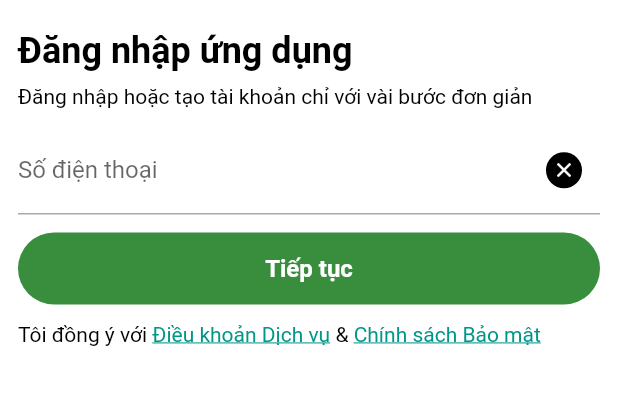
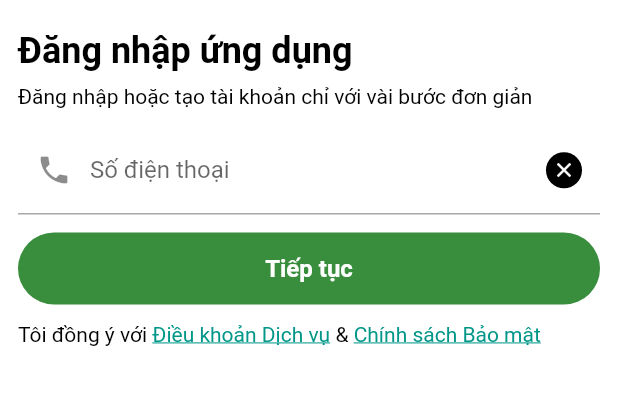
Before and after one commit to phucnguyen20798/food_delivery, a Flutter app: the screen it shows after launch, after a tap on "Đăng nhập", on a phone screen of 412 x 824 dp, the part 72-477 px from its top. Run offline on Flutter 3.47's test engine with Material 3 defaults, Android fonts, the phone set to English and light mode, and no system bars; our stand-ins replace bloc, easy_localization, equatable, firebase_auth, firebase_core, flutter_bloc and 3 more; accounts and stored records are empty.

Commit message:
change language in auth screen, signIn screen.

```diff
--- a/lib/business_logic/blocs/auth_bloc.dart
+++ b/lib/business_logic/blocs/auth_bloc.dart
@@ -4,10 +4,6 @@ import 'package:food_delivery/business_logic/states/auth_state.dart';
 
 class AuthBloc extends Bloc<AuthEvent, AuthState> {
   AuthBloc() : super(InitAuthState()) {
-    on(_onChangeLanguage);
-  }
 
-  void _onChangeLanguage(ChangeLanguageEvent event, Emitter<AuthState> emitter) {
-    emitter(ChangeLanguageState(event.locale));
   }
 }
--- a/lib/business_logic/blocs/signIn_bloc.dart
+++ b/lib/business_logic/blocs/signIn_bloc.dart
@@ -5,6 +5,9 @@ import '../events/signIn_event.dart';
 
 class SignInBloc extends Bloc<SignInEvent, SignInState> {
 
-  SignInBloc() : super(InitSignInState());
+  SignInBloc() : super(InitSignInState()) {
+
+  }
+
 
 }
--- a/lib/main.dart
+++ b/lib/main.dart
@@ -1,7 +1,5 @@
 import 'package:easy_localization/easy_localization.dart';
-import 'package:firebase_core/firebase_core.dart';
 import 'package:flutter/material.dart';
-import 'package:food_delivery/firebase_options.dart';
 import 'package:get_it/get_it.dart';
 import 'package:shared_preferences/shared_preferences.dart';
 
@@ -12,7 +10,6 @@ final getIt = GetIt.instance;
 Future<void> main() async {
   WidgetsFlutterBinding.ensureInitialized();
   await EasyLocalization.ensureInitialized();
-  Firebase.initializeApp(options: DefaultFirebaseOptions.currentPlatform);
   getIt.registerSingleton<SharedPreferences>(
       await SharedPreferences.getInstance());
   runApp(EasyLocalization(
--- a/lib/presentation/screens/auth/auth_view.dart
+++ b/lib/presentation/screens/auth/auth_view.dart
@@ -3,12 +3,8 @@ import 'package:flutter/gestures.dart';
 import 'package:flutter/material.dart';
 import 'package:flutter_bloc/flutter_bloc.dart';
 import 'package:food_delivery/business_logic/blocs/auth_bloc.dart';
-import 'package:food_delivery/business_logic/events/auth_event.dart';
 import 'package:food_delivery/business_logic/states/auth_state.dart';
-import 'package:food_delivery/main.dart';
-import 'package:food_delivery/presentation/utils/text_utils.dart';
 import 'package:food_delivery/presentation/widgets/components/general_button.dart';
-import 'package:shared_preferences/shared_preferences.dart';
 import 'package:smooth_page_indicator/smooth_page_indicator.dart';
 
 import '../../widgets/components/change_language.dart';
@@ -20,12 +16,6 @@ class AuthView extends StatelessWidget {
   Widget build(BuildContext context) {
     PageController pageController = PageController();
     return BlocBuilder<AuthBloc, AuthState>(builder: (context, state) {
-      if (state is ChangeLanguageState) {
-        EasyLocalization.of(context)?.setLocale(state.locale);
-        final prefs = getIt.get<SharedPreferences>();
-        prefs.setString(
-            'language', TextUtils.getLanguageFromLocale(state.locale));
-      }
       return Scaffold(
         backgroundColor: Colors.white,
         appBar: AppBar(
@@ -40,11 +30,7 @@ class AuthView extends StatelessWidget {
               fontWeight: FontWeight.bold,
             ),
           ),
-          actions: [
-            ChangeLanguage(onClick: (locale) {
-              context.read<AuthBloc>().add(ChangeLanguageEvent(locale));
-            })
-          ],
+          actions: const [ChangeLanguage()],
         ),
         body: Padding(
           padding: const EdgeInsets.symmetric(horizontal: 12.0),
--- a/lib/presentation/screens/signIn/signIn_view.dart
+++ b/lib/presentation/screens/signIn/signIn_view.dart
@@ -1,15 +1,23 @@
 import 'package:easy_localization/easy_localization.dart';
 import 'package:flutter/gestures.dart';
 import 'package:flutter/material.dart';
-import 'package:food_delivery/data/providers/food_delivery_api.dart';
+import 'package:flutter_bloc/flutter_bloc.dart';
+import 'package:food_delivery/business_logic/blocs/signIn_bloc.dart';
+import 'package:food_delivery/business_logic/states/signIn_state.dart';
 import 'package:food_delivery/presentation/widgets/components/change_language.dart';
 import 'package:food_delivery/presentation/widgets/components/general_button.dart';
 
-class SignInView extends StatelessWidget {
+class SignInView extends StatefulWidget {
   const SignInView({super.key});
 
   @override
+  State<SignInView> createState() => _SignInViewState();
+}
+
+class _SignInViewState extends State<SignInView> {
+  @override
   Widget build(BuildContext context) {
+    return BlocBuilder<SignInBloc, SignInState>(builder: (context, state) {
       return Scaffold(
         backgroundColor: Colors.white,
         appBar: AppBar(
@@ -32,7 +40,7 @@ class SignInView extends StatelessWidget {
                 color: Colors.black,
               ),
             ),
-          ChangeLanguage(onClick: (locale) {})
+            const ChangeLanguage()
           ],
         ),
         body: Padding(
@@ -42,27 +50,29 @@ class SignInView extends StatelessWidget {
             mainAxisSize: MainAxisSize.min,
             children: [
               const SizedBox(height: 12.0),
-            const Text(
-              'Đăng nhập ứng dụng',
-              style: TextStyle(
+              Text(
+                'signInTitle'.tr(),
+                style: const TextStyle(
                   fontSize: 24.0,
                   color: Colors.black,
                   fontWeight: FontWeight.bold,
                 ),
               ),
               const SizedBox(height: 8.0),
-            const Text(
-              'Đăng nhập hoặc tạo tài khoản chỉ với vài bước đơn giản',
-              style: TextStyle(
+              Text(
+                'signInDesc'.tr(),
+                style: const TextStyle(
                   fontSize: 14.0,
                   color: Colors.black,
                 ),
               ),
               const SizedBox(height: 12.0),
-            TextField(
+              TextFormField(
+                keyboardType: TextInputType.number,
                 decoration: InputDecoration(
-                labelText: 'Số điện thoại',
-                hintText: 'Nhập số điện thoại của bạn',
+                  labelText: 'phoneNumber.label'.tr(),
+                  hintText: 'phoneNumber.hint'.tr(),
+                  prefixIcon: const Icon(Icons.phone),
                   suffixIcon: Container(
                     margin: const EdgeInsets.symmetric(
                         vertical: 12.0, horizontal: 12.0),
@@ -80,17 +90,10 @@ class SignInView extends StatelessWidget {
               ),
               const SizedBox(height: 12.0),
               GeneralButton(
-                content: 'Tiếp tục',
+                  content: 'continue'.tr(),
                   backgroundColor: Colors.green.shade700,
                   textColor: Colors.white,
-                onClick: () {
-                  FoodDeliveryAPI api = FoodDeliveryAPI();
-                  api.signInPhoneNumber(
-                    '+84392634700',
-                    () {},
-                    (error) {},
-                  );
-                }),
+                  onClick: () {}),
               const SizedBox(height: 12.0),
               RichText(
                   text: TextSpan(
@@ -127,5 +130,6 @@ class SignInView extends StatelessWidget {
           ),
         ),
       );
+    });
   }
 }
--- a/lib/presentation/widgets/components/change_language.dart
+++ b/lib/presentation/widgets/components/change_language.dart
@@ -1,3 +1,4 @@
+import 'package:easy_localization/easy_localization.dart';
 import 'package:flutter/material.dart';
 import 'package:food_delivery/main.dart';
 import 'package:food_delivery/presentation/utils/text_utils.dart';
@@ -6,12 +7,7 @@ import 'package:shared_preferences/shared_preferences.dart';
 import '../../utils/bottomsheet_utils.dart';
 
 class ChangeLanguage extends StatefulWidget {
-  final Function(Locale) onClick;
-
-  const ChangeLanguage({
-    super.key,
-    required this.onClick,
-  });
+  const ChangeLanguage({super.key});
 
   @override
   State<ChangeLanguage> createState() => _ChangeLanguageState();
@@ -22,7 +18,7 @@ class _ChangeLanguageState extends State<ChangeLanguage> {
 
   @override
   void initState() {
-   language = getLanguage();
+    language = getLanguage();
     super.initState();
   }
 
@@ -38,7 +34,8 @@ class _ChangeLanguageState extends State<ChangeLanguage> {
                 String languageCode = TextUtils.getLanguageCode(chooseLanguage);
                 String countryCode = TextUtils.getCountryCode(chooseLanguage);
                 Locale locale = Locale(languageCode, countryCode);
-                widget.onClick(locale);
+                EasyLocalization.of(context)?.setLocale(locale);
+                saveLanguage(locale);
               });
             });
       },
@@ -47,7 +44,8 @@ class _ChangeLanguageState extends State<ChangeLanguage> {
       hoverColor: Colors.transparent,
       focusColor: Colors.transparent,
       child: Container(
-        margin: const EdgeInsets.only(top: 8.0, bottom: 8.0, right: 12.0, left: 8.0),
+        margin: const EdgeInsets.only(
+            top: 8.0, bottom: 8.0, right: 12.0, left: 8.0),
         decoration: BoxDecoration(
           borderRadius: BorderRadius.circular(100.0),
           border: Border.all(color: Colors.grey.shade300, width: 1.0),
@@ -79,4 +77,9 @@ class _ChangeLanguageState extends State<ChangeLanguage> {
     final prefs = getIt.get<SharedPreferences>();
     return prefs.getString('language') ?? 'Tiếng Việt';
   }
+
+  void saveLanguage(Locale locale) {
+    final prefs = getIt.get<SharedPreferences>();
+    prefs.setString('language', TextUtils.getLanguageFromLocale(locale));
+  }
 }
```
Also changed, not shown: assets/translations/en-US.json (+15 -3 lines), assets/translations/id-ID.json (+18 -6 lines), assets/translations/vi-VN.json (+13 -1 lines), lib/business_logic/events/auth_event.dart (+0 -8 lines), lib/business_logic/states/auth_state.dart (+0 -10 lines), lib/presentation/widgets/bottomsheet/change_language_bottomsheet.dart (+8 -7 lines). Lines whose indentation alone changed are shown as unchanged.
